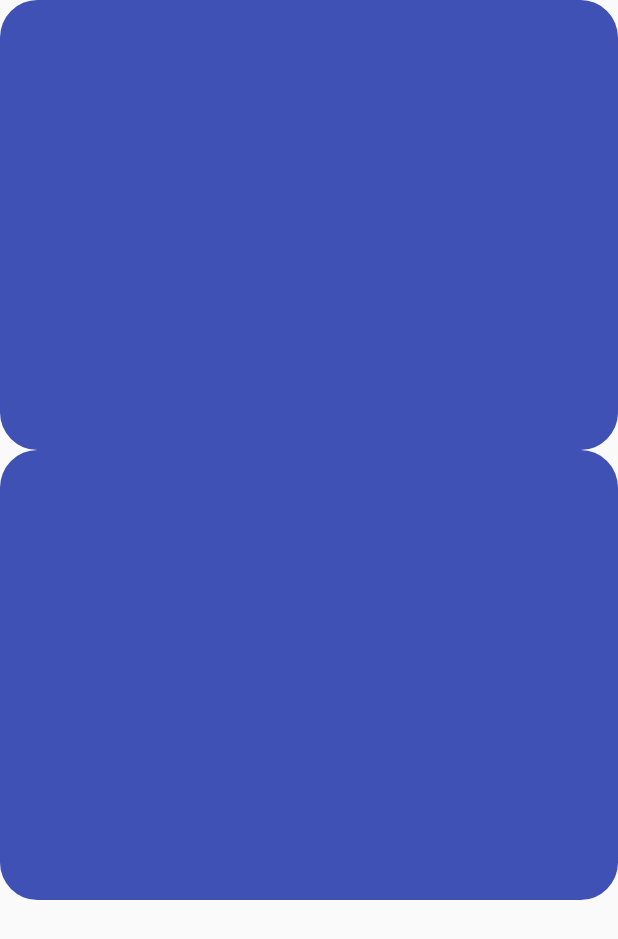
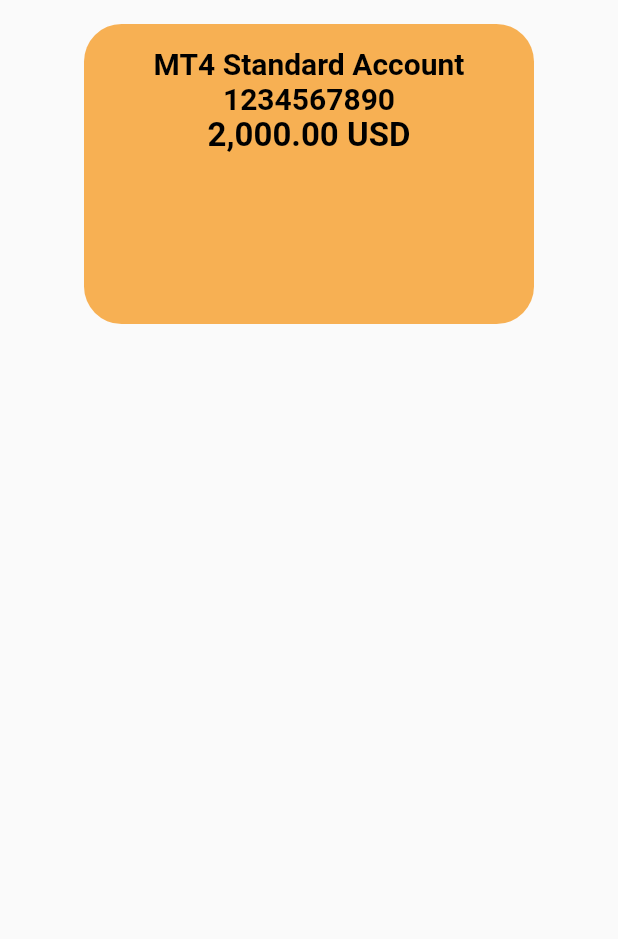
Before and after one commit to poramatw/flutter_practice, a Flutter app: the screen it shows after launch, on a phone screen of 412 x 824 dp. Shown: the top 939 px of the screen. Run offline on Flutter 3.47's test engine with Material 2 defaults, Android fonts, the phone set to English and light mode, and no system bars.

Commit message:
add container padding Text

```diff
--- a/lib/main.dart
+++ b/lib/main.dart
@@ -31,19 +31,50 @@ class _FluttfulState extends State<Fluttful> {
   @override
   Widget build(BuildContext context) {
     return Scaffold(
-        body: Column(
-      children: [
-        Container(
-          decoration: BoxDecoration(
-              color: Colors.indigo, borderRadius: BorderRadius.circular(25)),
-          height: 300,
+        body: Padding(
+      padding: const EdgeInsets.all(8.0),
+      child: Center(
+        child: Column(
+          children: [
+            Padding(
+              padding: const EdgeInsets.all(8.0),
+              child: Container(
+                padding: const EdgeInsets.all(15.0),
+                decoration: BoxDecoration(
+                    color: Color.fromARGB(255, 247, 176, 83),
+                    borderRadius: BorderRadius.circular(25)),
+                height: 200,
+                width: 300,
+                child: Column(
+                  children: const [
+                    Text(
+                      "MT4 Standard Account",
+                      style: TextStyle(
+                          fontSize: 20,
+                          fontWeight: FontWeight.bold,
+                          color: Colors.black),
+                    ),
+                    Text(
+                      "1234567890",
+                      style: TextStyle(
+                          fontSize: 20,
+                          fontWeight: FontWeight.bold,
+                          color: Colors.black),
+                    ),
+                    Text(
+                      "2,000.00 USD",
+                      style: TextStyle(
+                          fontSize: 22,
+                          fontWeight: FontWeight.bold,
+                          color: Colors.black),
+                    ),
+                  ],
+                ),
+              ),
+            ),
+          ],
         ),
-        Container(
-          decoration: BoxDecoration(
-              color: Colors.indigo, borderRadius: BorderRadius.circular(25)),
-          height: 300,
-        )
-      ],
+      ),
     ));
   }
 }
```
